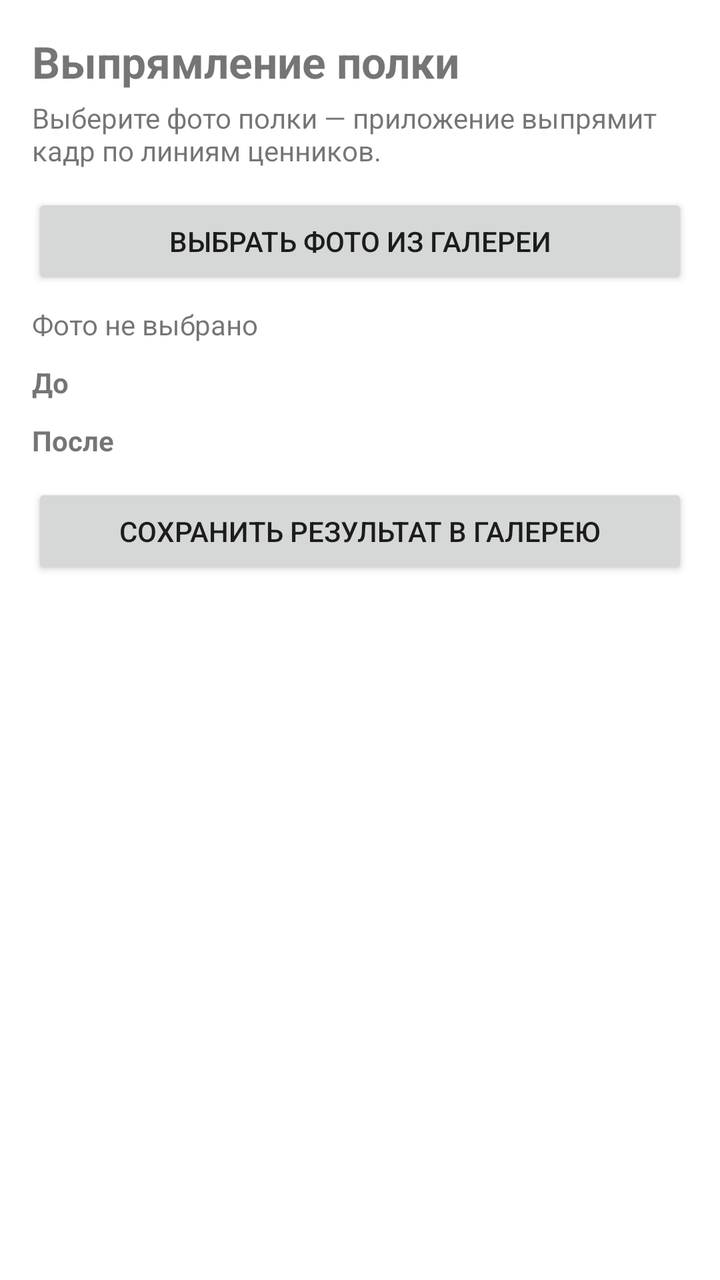
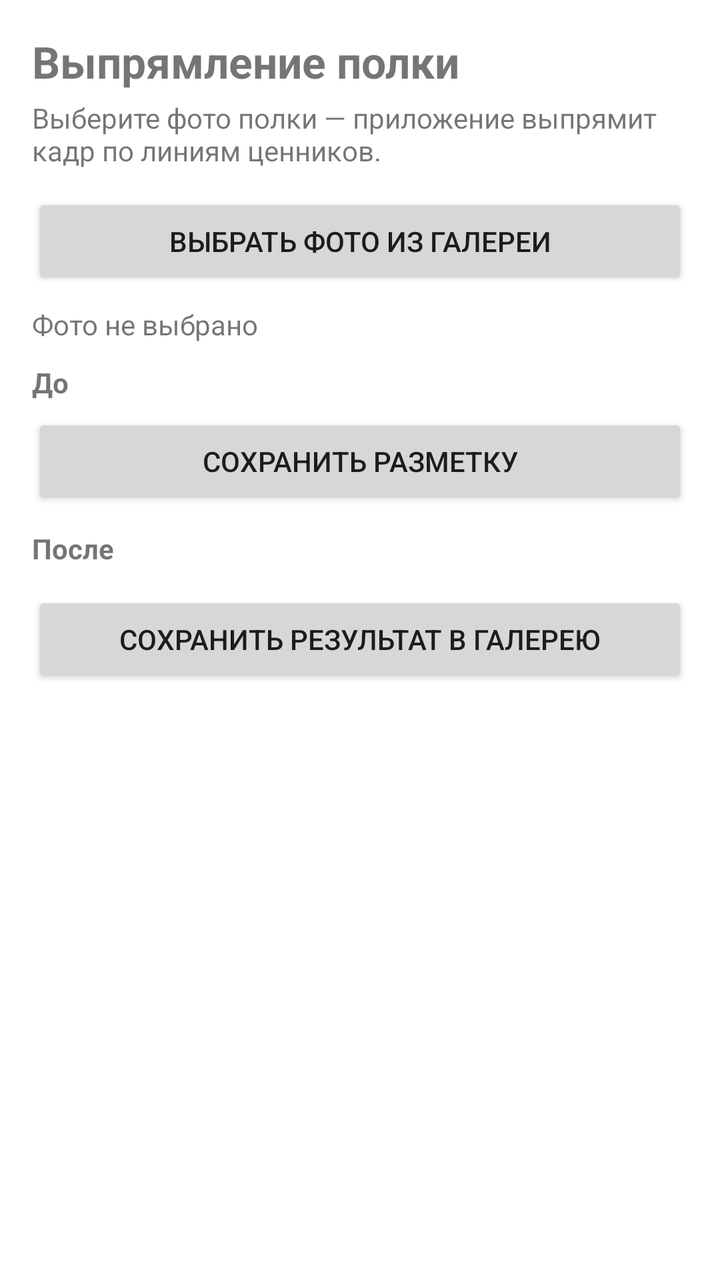

Screens rendered from an Android XML layout before and after an edit, with the pre-edit source and the edit as a unified diff.
<!-- AndroidManifest.xml: application theme android:Theme.Material.Light.DarkActionBar -->
<!-- res/layout/main.xml -->
<?xml version="1.0" encoding="utf-8"?>
<ScrollView xmlns:android="http://schemas.android.com/apk/res/android"
    android:layout_width="match_parent"
    android:layout_height="match_parent"
    android:background="#FFFFFF">

    <LinearLayout
        android:layout_width="match_parent"
        android:layout_height="wrap_content"
        android:orientation="vertical"
        android:padding="16dp">

        <TextView
            android:layout_width="match_parent"
            android:layout_height="wrap_content"
            android:text="@string/app_name"
            android:textSize="22sp"
            android:textStyle="bold" />

        <TextView
            android:layout_width="match_parent"
            android:layout_height="wrap_content"
            android:layout_marginTop="4dp"
            android:text="@string/hint"
            android:textSize="14sp" />

        <Button
            android:id="@+id/btnPick"
            android:layout_width="match_parent"
            android:layout_height="wrap_content"
            android:layout_marginTop="12dp"
            android:text="@string/pick" />

        <TextView
            android:id="@+id/tvInfo"
            android:layout_width="match_parent"
            android:layout_height="wrap_content"
            android:layout_marginTop="8dp"
            android:text="@string/idle"
            android:textSize="14sp" />

        <TextView
            android:layout_width="match_parent"
            android:layout_height="wrap_content"
            android:layout_marginTop="10dp"
            android:text="@string/before"
            android:textStyle="bold" />

        <ImageView
            android:id="@+id/imgBefore"
            android:layout_width="match_parent"
            android:layout_height="wrap_content"
            android:adjustViewBounds="true"
            android:contentDescription="@string/before" />

        <TextView
            android:layout_width="match_parent"
            android:layout_height="wrap_content"
            android:layout_marginTop="10dp"
            android:text="@string/after"
            android:textStyle="bold" />

        <ImageView
            android:id="@+id/imgAfter"
            android:layout_width="match_parent"
            android:layout_height="wrap_content"
            android:adjustViewBounds="true"
            android:contentDescription="@string/after" />

        <Button
            android:id="@+id/btnSave"
            android:layout_width="match_parent"
            android:layout_height="wrap_content"
            android:layout_marginTop="12dp"
            android:layout_marginBottom="24dp"
            android:text="@string/save" />
    </LinearLayout>
</ScrollView>
<!-- resources referenced by this layout -->
<resources>
  <string name="after">После</string>
  <string name="app_name">Выпрямление полки</string>
  <string name="before">До</string>
  <string name="hint">Выберите фото полки — приложение выпрямит кадр по линиям ценников.</string>
  <string name="idle">Фото не выбрано</string>
  <string name="pick">Выбрать фото из галереи</string>
  <string name="save">Сохранить результат в галерею</string>
</resources>

<!-- the commit's change to res/layout/main.xml (unified diff, before → after) -->
@@ -53,6 +53,13 @@
             android:adjustViewBounds="true"
             android:contentDescription="@string/before" />
 
+        <Button
+            android:id="@+id/btnSaveMarkup"
+            android:layout_width="match_parent"
+            android:layout_height="wrap_content"
+            android:layout_marginTop="6dp"
+            android:text="@string/save_markup" />
+
         <TextView
             android:layout_width="match_parent"
             android:layout_height="wrap_content"
<!-- resource entries referenced after the edit -->
@@ -7,5 +7,6 @@
   <string name="idle">Фото не выбрано</string>
   <string name="pick">Выбрать фото из галереи</string>
   <string name="save">Сохранить результат в галерею</string>
+  <string name="save_markup">Сохранить разметку</string>
 </resources>
 
